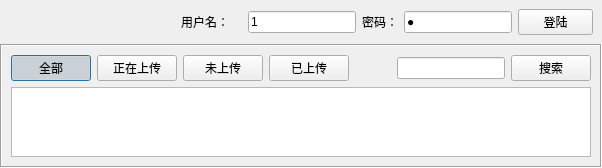
Old version of the form manage/AlbumManageDialog.ui in the repository Onglu/AlbumTool.
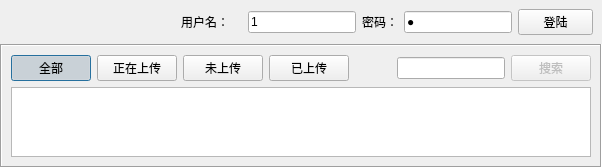
New version of the form.

The edit to the form file:
```diff
--- a/manage/AlbumManageDialog.ui
+++ b/manage/AlbumManageDialog.ui
@@ -250,6 +250,9 @@
         </item>
         <item>
          <widget class="QPushButton" name="searchPushButton">
+          <property name="enabled">
+           <bool>false</bool>
+          </property>
           <property name="text">
            <string>搜索</string>
           </property>
```
